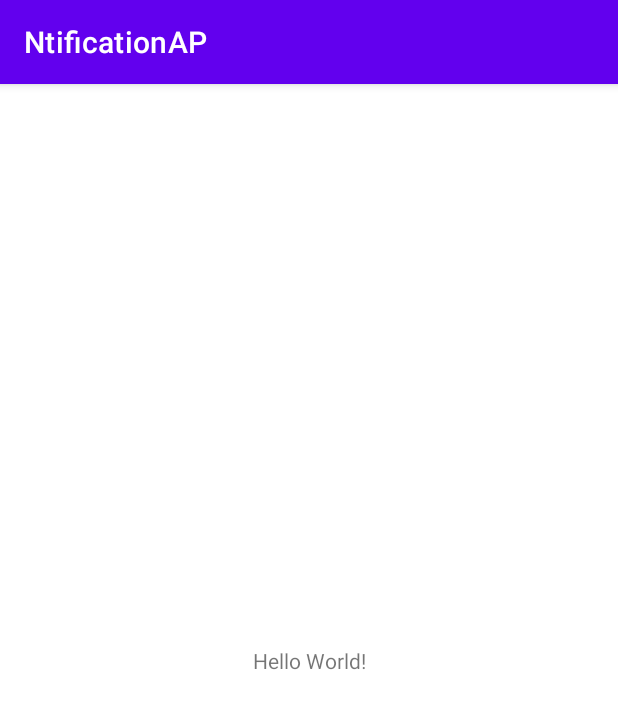
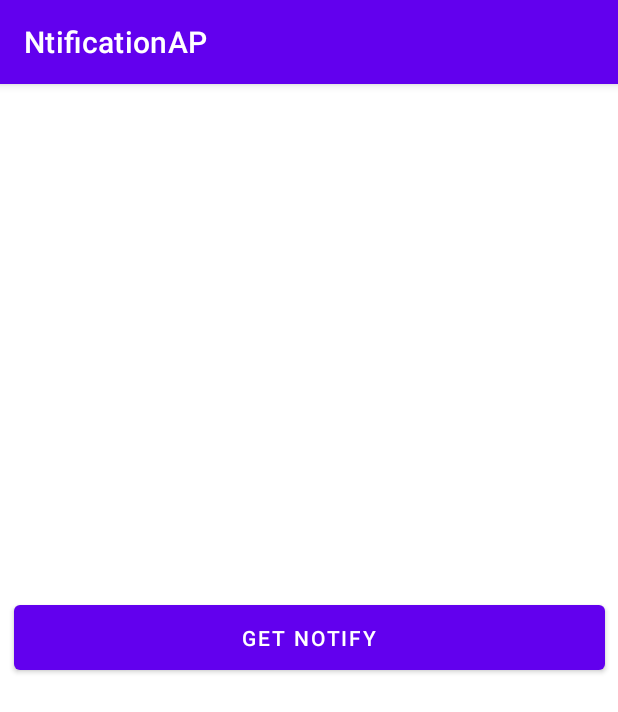
Before and after one commit to MutahiraHafeez/NotificationRepository, an Android app: the screen it shows after launch (MainActivity), on a phone screen of 412 x 824 dp. Shown: the top 712 px of the screen. Run offline under Robolectric (Android 15) with nearby library versions, the phone set to English and light mode, and no system bars.

```diff
--- a/Notifiactions/app/src/main/java/com/example1/ntificationap/MainActivity.java
+++ b/Notifiactions/app/src/main/java/com/example1/ntificationap/MainActivity.java
@@ -1,14 +1,35 @@
 package com.example1.ntificationap;
 
 import androidx.appcompat.app.AppCompatActivity;
+import androidx.core.app.NotificationCompat;
 
+import android.app.Notification;
 import android.os.Bundle;
+import android.view.View;
+import android.widget.Button;
+
 
 public class MainActivity extends AppCompatActivity {
-
+   Button notifyBtn;
     @Override
     protected void onCreate(Bundle savedInstanceState) {
         super.onCreate(savedInstanceState);
         setContentView(R.layout.activity_main);
+        notifyBtn = findViewById(R.id.Notifybtn);
+
+        notifyBtn.setOnClickListener(new View.OnClickListener() {
+            @Override
+            public void onClick(View v) {
+                // Notifiaction code goes here
+
+                NotificationCompat.Builder builder = new NotificationCompat.Builder(MainActivity.this,"My Notification");
+                builder.setContentTitle("New Notification");
+                builder.setContentText("Hello from Mutahira, Doing practice with Notification in Android Studio");
+            }
+        });
     }
+
+
+
+
 }
--- a/Notifiactions/app/src/main/res/layout/activity_main.xml
+++ b/Notifiactions/app/src/main/res/layout/activity_main.xml
@@ -6,13 +6,15 @@
     android:layout_height="match_parent"
     tools:context=".MainActivity">
 
-    <TextView
-        android:layout_width="wrap_content"
-        android:layout_height="wrap_content"
-        android:text="Hello World!"
+    <Button
+        android:id="@+id/Notifybtn"
+        android:layout_width="394dp"
+        android:layout_height="55dp"
+        android:layout_marginTop="323dp"
+        android:layout_marginBottom="353dp"
+        android:text="@string/get_notify"
         app:layout_constraintBottom_toBottomOf="parent"
-        app:layout_constraintLeft_toLeftOf="parent"
-        app:layout_constraintRight_toRightOf="parent"
+        app:layout_constraintEnd_toEndOf="parent"
+        app:layout_constraintStart_toStartOf="parent"
         app:layout_constraintTop_toTopOf="parent" />
-
 </androidx.constraintlayout.widget.ConstraintLayout>
--- a/Notifiactions/app/src/main/res/values/strings.xml
+++ b/Notifiactions/app/src/main/res/values/strings.xml
@@ -1,3 +1,4 @@
 <resources>
     <string name="app_name">NtificationAP</string>
+    <string name="get_notify">Get Notify</string>
 </resources>
```
